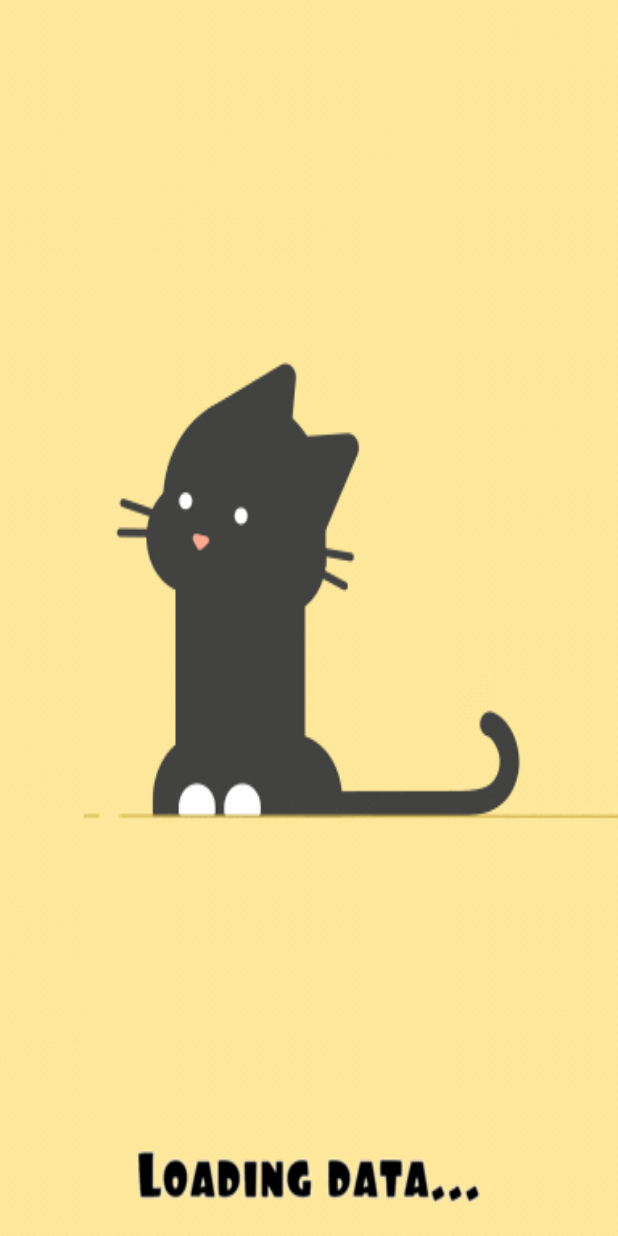
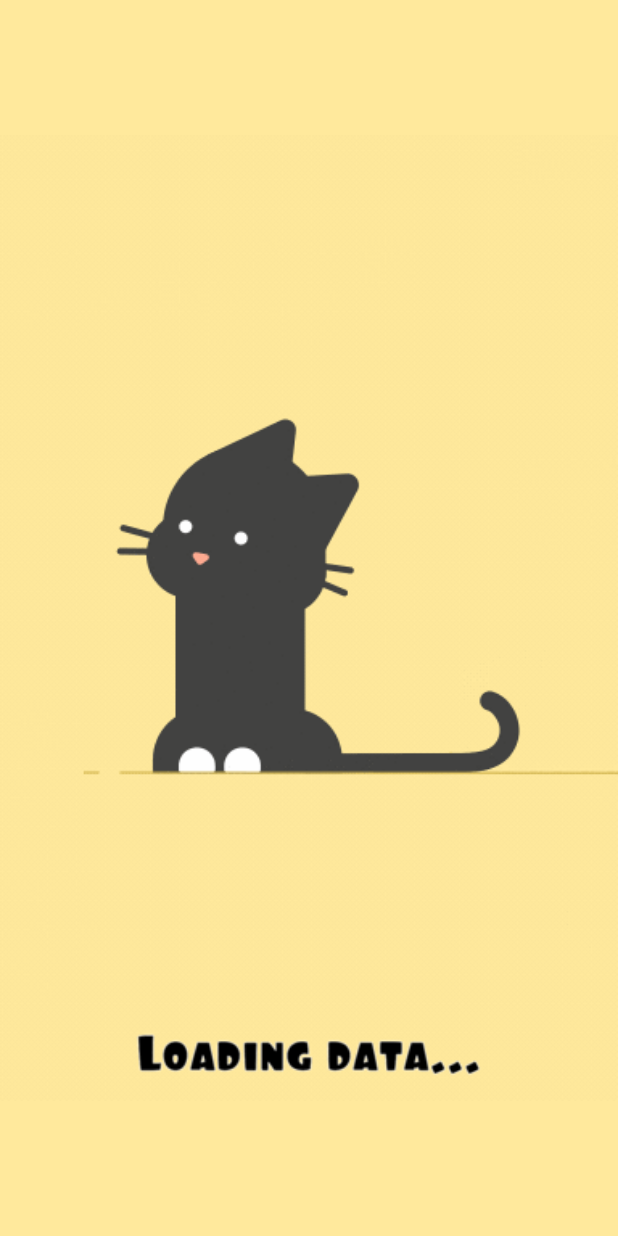
Before and after one commit to pingwinno/CityInfoApp, an Android app: the SplashScreenActivity screen opened directly, with no data from a screen before it, on a phone screen of 412 x 824 dp. Run offline under Robolectric (Android 15) with nearby library versions, the phone set to English and light mode, and no system bars; 1 statement that could not run was skipped.

Commit message:
Fix view blocking while request loading Change color scheme Minor improvement and fixes

```diff
--- a/app/src/main/AndroidManifest.xml
+++ b/app/src/main/AndroidManifest.xml
@@ -4,6 +4,7 @@
 
     <uses-permission android:name="android.permission.INTERNET" />
     <uses-permission android:name="android.permission.ACCESS_NETWORK_STATE" />
+
     <application
         android:allowBackup="true"
         android:icon="@mipmap/ic_launcher"
@@ -24,6 +25,7 @@
             android:name=".activities.SplashScreen.SplashScreenActivity"
             android:configChanges="orientation|keyboardHidden|screenSize"
             android:label="@string/title_activity_splash_screen"
+            android:screenOrientation="portrait"
             android:theme="@style/FullscreenTheme">
             <intent-filter>
                 <action android:name="android.intent.action.MAIN" />
@@ -31,7 +33,9 @@
                 <category android:name="android.intent.category.LAUNCHER" />
             </intent-filter>
         </activity>
-        <activity android:name=".activities.Main.MainActivity" />
+        <activity
+            android:name=".activities.Main.MainActivity"
+            android:screenOrientation="portrait" />
     </application>
 
 </manifest>
--- a/app/src/main/java/com/pingwinno/cityinfoapp/activities/SplashScreen/SplashScreenActivity.java
+++ b/app/src/main/java/com/pingwinno/cityinfoapp/activities/SplashScreen/SplashScreenActivity.java
@@ -24,9 +24,10 @@ import pl.droidsonroids.gif.GifImageView;
 import static android.content.Intent.FLAG_ACTIVITY_NO_HISTORY;
 
 public class SplashScreenActivity extends AppCompatActivity {
-    private boolean isNetworkAvailable = true;
     SharedPreferences appPref;
     Intent mainIntent;
+    private boolean isNetworkAvailable = true;
+
     //use for color offset
     private static int darkenColor(int color) {
         float[] hsv = new float[3];
@@ -49,8 +50,8 @@ public class SplashScreenActivity extends AppCompatActivity {
         setContentView(R.layout.splash_screen);
         if (Build.VERSION.SDK_INT >= Build.VERSION_CODES.LOLLIPOP) {
             getWindow().setStatusBarColor(darkenColor(
-                    Color.parseColor("#ffe99c")));
-            getWindow().setNavigationBarColor(Color.parseColor("#ffe99c"));
+                    getResources().getColor(R.color.splashScreen)));
+            getWindow().setNavigationBarColor(getResources().getColor(R.color.splashScreen));
         }
         GifImageView gifImageView = findViewById(R.id.gif_view);
         new Intent(getIntent()).setFlags(FLAG_ACTIVITY_NO_HISTORY);
@@ -88,12 +89,16 @@ public class SplashScreenActivity extends AppCompatActivity {
             DBRepository dbRepository = new DBRepository(getApplicationContext());
             dbRepository.getCitiesTable().clearTable();
             dbRepository.getCountriesTable().clearTable();
-                DBFirstTimeInitializator dbFirstTimeInitializator =
-                        new DBFirstTimeInitializator(getApplicationContext());
-                dbFirstTimeInitializator.initializeCountries();
-                dbFirstTimeInitializator.initializeCities();
+            DBFirstTimeInitializator dbFirstTimeInitializator =
+                    new DBFirstTimeInitializator(getApplicationContext());
+            dbFirstTimeInitializator.initializeCountries();
+            dbFirstTimeInitializator.initializeCities();
 
             dbRepository.close();
+            SharedPreferences.Editor editor = appPref.edit();
+            editor.putBoolean("isDbInitialized", true);
+            editor.apply();
+            editor.commit();
             return (null);
         }
 
@@ -104,10 +109,6 @@ public class SplashScreenActivity extends AppCompatActivity {
 
         @Override
         protected void onPostExecute(Void unused) {
-            SharedPreferences.Editor editor = appPref.edit();
-            editor.putBoolean("isDbInitialized", true);
-            editor.apply();
-            editor.commit();
             SplashScreenActivity.this.startActivity(mainIntent);
             SplashScreenActivity.this.finish();
         }
--- a/app/src/main/res/drawable/thumb.xml
+++ b/app/src/main/res/drawable/thumb.xml
@@ -12,6 +12,6 @@
         android:paddingLeft="22dp"
         android:paddingRight="22dp" />
 
-    <solid android:color="#009688" />
+    <solid android:color="@color/colorAccent" />
 
 </shape>
--- a/app/src/main/res/layout/splash_screen.xml
+++ b/app/src/main/res/layout/splash_screen.xml
@@ -3,14 +3,14 @@
     android:layout_width="fill_parent"
     android:layout_height="fill_parent"
     android:noHistory="true"
+    android:background="@color/splashScreen"
     android:orientation="vertical">
 
-    <!-- Здесь, cat - имя вашего изображения. -->
     <pl.droidsonroids.gif.GifImageView
         android:id="@+id/gif_view"
         android:layout_width="match_parent"
         android:layout_height="match_parent"
-        android:scaleType="fitXY"
+        android:scaleType="fitCenter"
         android:src="@drawable/cat" />
 
 </LinearLayout>
--- a/app/src/main/res/values/colors.xml
+++ b/app/src/main/res/values/colors.xml
@@ -1,8 +1,7 @@
 <?xml version="1.0" encoding="utf-8"?>
 <resources>
-    <color name="colorPrimary">#008577</color>
-    <color name="colorPrimaryDark">#00574B</color>
-    <color name="colorAccent">#D81B60</color>
-
-    <color name="black_overlay">#66000000</color>
+    <color name="colorPrimary">#706677</color>
+    <color name="colorPrimaryDark">#565264</color>
+    <color name="colorAccent">#A6808C</color>
+    <color name="splashScreen">#ffe99c</color>
 </resources>
--- a/app/src/main/res/values/styles.xml
+++ b/app/src/main/res/values/styles.xml
@@ -1,7 +1,7 @@
 <resources xmlns:tools="http://schemas.android.com/tools">
 
     <!-- Base application theme. -->
-    <style name="AppTheme" parent="Theme.AppCompat.Light.NoActionBar">
+    <style name="AppTheme" parent="Theme.AppCompat.DayNight.NoActionBar">
         <item name="colorPrimary">@color/colorPrimary</item>
         <item name="colorPrimaryDark">@color/colorPrimaryDark</item>
         <item name="colorAccent">@color/colorAccent</item>
@@ -19,7 +19,6 @@
     <style name="AppTheme.PopupOverlay" parent="ThemeOverlay.AppCompat.Light" />
 
     <style name="FullscreenTheme" parent="AppTheme">
-        <item name="android:actionBarStyle">@style/FullscreenActionBarStyle</item>
         <item name="android:windowActionBarOverlay">true</item>
         <item name="android:windowBackground">@null</item>
         <item name="android:windowLightNavigationBar" tools:targetApi="27">true</item>
@@ -27,8 +26,4 @@
         <item name="metaButtonBarButtonStyle">?android:attr/buttonBarButtonStyle</item>
     </style>
 
-    <style name="FullscreenActionBarStyle" parent="Widget.AppCompat.ActionBar">
-        <item name="android:background">@color/black_overlay</item>
-    </style>
-
 </resources>
```
Also changed, not shown: app/src/main/java/com/pingwinno/cityinfoapp/activities/Main/MainActivity.java (+48 -40 lines), app/src/main/res/layout/activity_main.xml (+17 -3 lines), app/src/main/res/layout/list_item.xml (+2 -11 lines).
